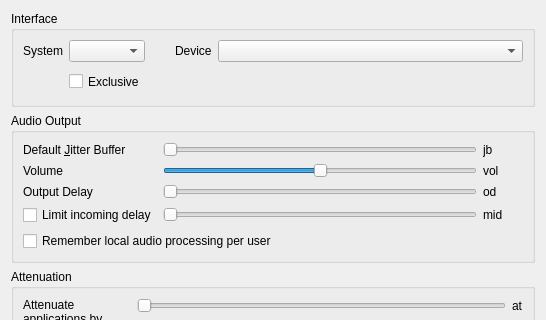
Before: the Qt Designer form src/mumble/AudioOutput.ui in d3adb5/mumble, drawn with Qt 5; both pictures show x 0 to 546 and y 0 to 320 of the 546 by 813 pixel window.
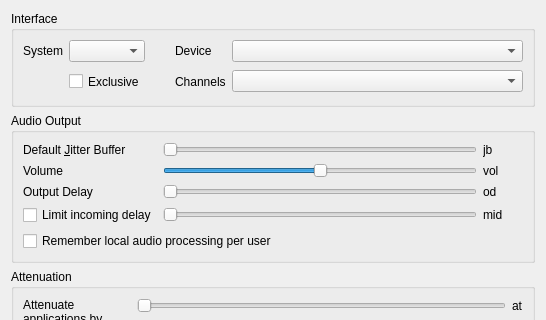
After: the same form once the commit is applied. Custom widgets are drawn as their Qt base class.

```diff
--- a/src/mumble/AudioOutput.ui
+++ b/src/mumble/AudioOutput.ui
@@ -122,6 +122,35 @@
         </property>
        </widget>
       </item>
+      <item row="1" column="3">
+       <widget class="QLabel" name="qliChannelLayout">
+        <property name="text">
+         <string>Channels</string>
+        </property>
+        <property name="buddy">
+         <cstring>qcbChannelLayout</cstring>
+        </property>
+       </widget>
+      </item>
+      <item row="1" column="4">
+       <widget class="MUComboBox" name="qcbChannelLayout">
+        <property name="sizePolicy">
+         <sizepolicy hsizetype="MinimumExpanding" vsizetype="Fixed">
+          <horstretch>1</horstretch>
+          <verstretch>0</verstretch>
+         </sizepolicy>
+        </property>
+        <property name="toolTip">
+         <string>Channel layout for audio output</string>
+        </property>
+        <property name="whatsThis">
+         <string>&lt;b&gt;This is the channel layout (e.g. stereo or surround) to mix the audio for.&lt;/b&gt;</string>
+        </property>
+        <property name="accessibleName">
+         <string>Audio output channel layout</string>
+        </property>
+       </widget>
+      </item>
      </layout>
     </widget>
    </item>
```
